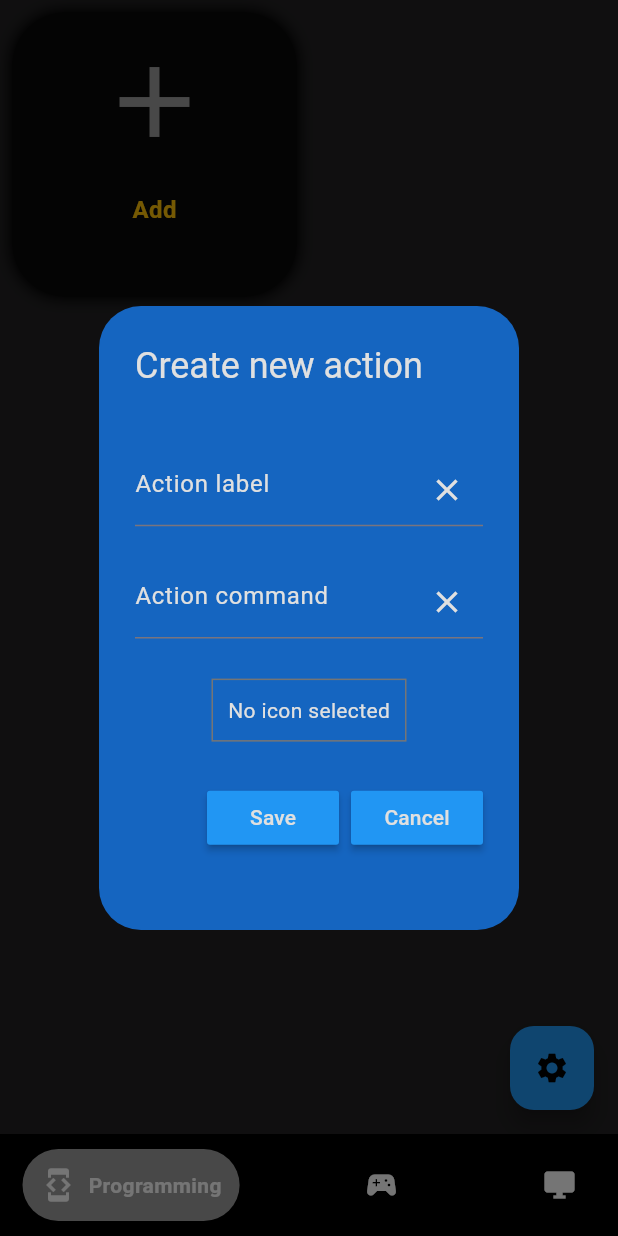
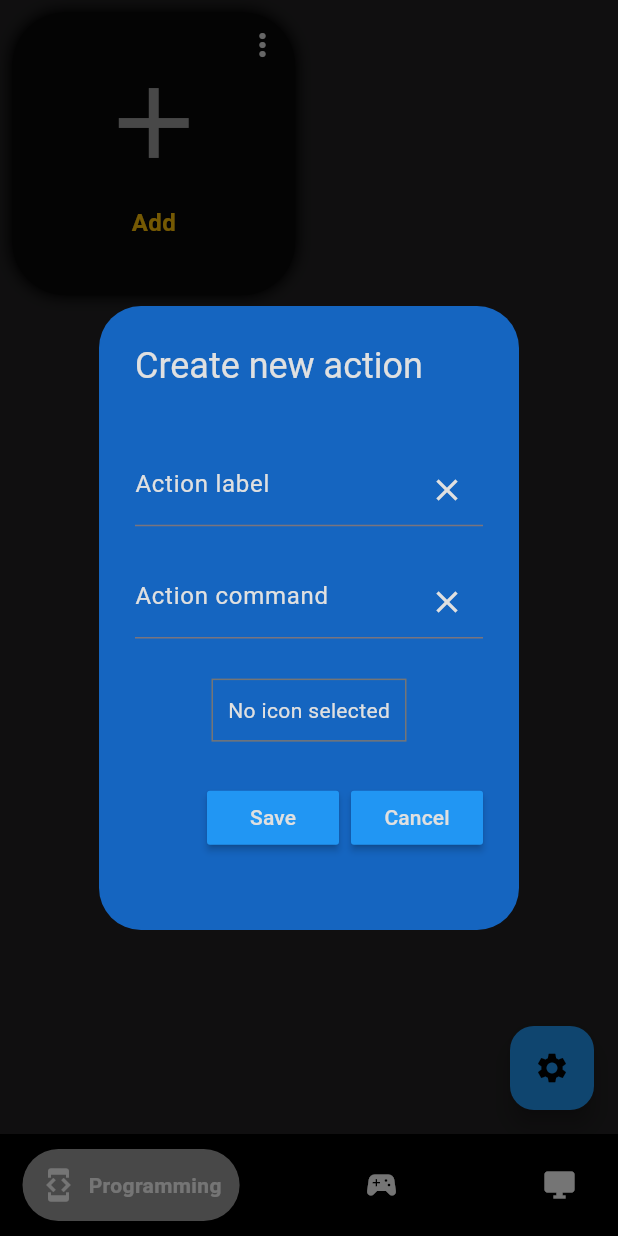
Before and after one commit to komura92/ninja_macropad_flutter, a Flutter app: the screen it shows after launch, after a tap on "Add", on a phone screen of 412 x 824 dp. Run offline on Flutter 3.47's test engine with Material 3 defaults, Android fonts, the phone set to English and light mode, and no system bars; drawn by our look-alikes of google_nav_bar, reorderable_grid_view; our stand-ins replace hive_flutter; missing offline and left inert: flutter_iconpicker; accounts and stored records are empty.

Commit message:
[MP-AM-F-08] # drag and drop to reorganize tab content

```diff
--- a/lib/data/model/action_panel.dart
+++ b/lib/data/model/action_panel.dart
@@ -2,7 +2,7 @@ import 'package:flutter/material.dart';
 
 class ActionPanel {
   String actionName;
-  Widget actionIcon;
+  Widget? actionIcon;
   String actionExecutor;
 
   ActionPanel(
--- a/lib/widgets/tabs/tab_content.dart
+++ b/lib/widgets/tabs/tab_content.dart
@@ -4,6 +4,7 @@ import 'package:flutter_ninja_macropad/data/db/menu_config_db.dart';
 import 'package:flutter_ninja_macropad/widgets/tabs/popups/action_form_dialog.dart';
 import 'package:flutter_ninja_macropad/widgets/tabs/popups/action_context_popup_menu.dart';
 import 'package:flutter_ninja_macropad/widgets/tabs/popups/delete_action_popup.dart';
+import 'package:reorderable_grid_view/reorderable_grid_view.dart';
 
 import '../../data/client/sse_client.dart';
 import '../../data/model/action_panel.dart';
@@ -25,7 +26,7 @@ class _TabContentState extends State<TabContent> {
       context: context,
       builder: (context) {
         return ActionFormDialog(
-          actionSave: addAction,
+          actionSave: saveAction,
           initialAction: action,
         );
       },
@@ -63,34 +64,41 @@ class _TabContentState extends State<TabContent> {
         MediaQuery.of(context).orientation == Orientation.portrait ? 2 : 4;
     return Container(
       color: Colors.black87,
-      child: GridView.builder(
-          itemCount: widget.actions.length,
-          gridDelegate: SliverGridDelegateWithFixedCrossAxisCount(
-              crossAxisCount: itemsPerRow),
-          itemBuilder: (context, index) {
-            return Padding(
+      child: ReorderableGridView.count(
+        childAspectRatio: 1.0,
+        crossAxisSpacing: 2,
+        mainAxisSpacing: 2,
+        crossAxisCount: itemsPerRow,
+        onReorder: (int oldIndex, int newIndex) {
+          if ((oldIndex != widget.actions.length - 1) &&
+              (newIndex != widget.actions.length - 1)) {
+            ActionPanel movingPanel = widget.actions.removeAt(oldIndex);
+            widget.actions.insert(newIndex, movingPanel);
+            MenuConfigDB.saveActionsForMenuOption(
+                widget.menuIdentifier, widget.actions);
+            setState(() {});
+          }
+        },
+        children: widget.actions
+            .map((action) => Padding(
+                  key: ValueKey(action.actionExecutor),
                   padding: const EdgeInsets.all(8),
                   child: InkWell(
                       onTap: () {
-                    if (index != widget.actions.length - 1) {
-                      SseClient.callAction(
-                          widget.actions[index].actionExecutor);
+                        if (widget.actions.indexOf(action) !=
+                            widget.actions.length - 1) {
+                          SseClient.callAction(action.actionExecutor);
                         } else {
                           showActionFormPopup(null);
                         }
                       },
-                  onLongPress: index != widget.actions.length - 1
-                      ? () {
-                          showActionPanelPopupMenu(widget.actions[index]);
-                        }
-                      : () {},
                       borderRadius: BorderRadius.circular(36),
                       child: Ink(
                         decoration: BoxDecoration(
                             color: Colors.grey.shade800,
                             boxShadow: const [
                               BoxShadow(
-                              color: Colors.black,
+                                  // color: Colors.black,
                                   spreadRadius: 1,
                                   blurRadius: 7)
                             ],
@@ -98,27 +106,46 @@ class _TabContentState extends State<TabContent> {
                         child: ListView(
                           physics: const NeverScrollableScrollPhysics(),
                           children: [
+                            InkWell(
+                              onTap: () {
+                                showActionPanelPopupMenu(action);
+                              },
+                              child: Align(
+                                alignment: Alignment.centerRight,
+                                child: Padding(
+                                  padding:
+                                      const EdgeInsets.fromLTRB(0, 10, 10, 0),
+                                  child: Icon(
+                                    Icons.more_vert,
+                                    color: Colors.grey.shade300,
+                                  ),
+                                ),
+                              ),
+                            ),
+                            Container(
+                              child: action.actionIcon,
+                            ),
                             Padding(
-                          padding: const EdgeInsets.all(20),
-                          child: widget.actions[index].actionIcon,
-                        ),
-                        Center(
+                              padding: const EdgeInsets.fromLTRB(0,15,0,0),
+                              child: Center(
                                   child: Text(
-                          widget.actions[index].actionName,
+                                action.actionName,
                                 style: const TextStyle(
                                     fontWeight: FontWeight.bold,
                                     fontSize: 16,
                                     color: Colors.amber),
-                        ))
+                              )),
+                            )
                           ],
                         ),
                       )),
-            );
-          }),
+                ))
+            .toList(),
+      ),
     );
   }
 
-  void addAction(ActionPanel action) {
+  void saveAction(ActionPanel action) {
     setState(() {
       if (!widget.actions.contains(action)) {
         widget.actions.insert(widget.actions.length - 1, action);
@@ -134,5 +161,7 @@ class _TabContentState extends State<TabContent> {
         widget.actions.remove(action);
       });
     }
+    MenuConfigDB.saveActionsForMenuOption(
+        widget.menuIdentifier, widget.actions);
   }
 }
--- a/pubspec.yaml
+++ b/pubspec.yaml
@@ -35,6 +35,7 @@ dependencies:
   hive_flutter: ^1.1.0
   flutter_iconpicker: ^3.2.4
   popover: ^0.2.9
+  reorderable_grid_view: ^2.2.8
 
 
   # The following adds the Cupertino Icons font to your application.
```
Also changed, not shown: lib/data/db/menu_config_db.dart (+22 -8 lines), pubspec.lock, 1 other file. Lines whose indentation alone changed are shown as unchanged.
